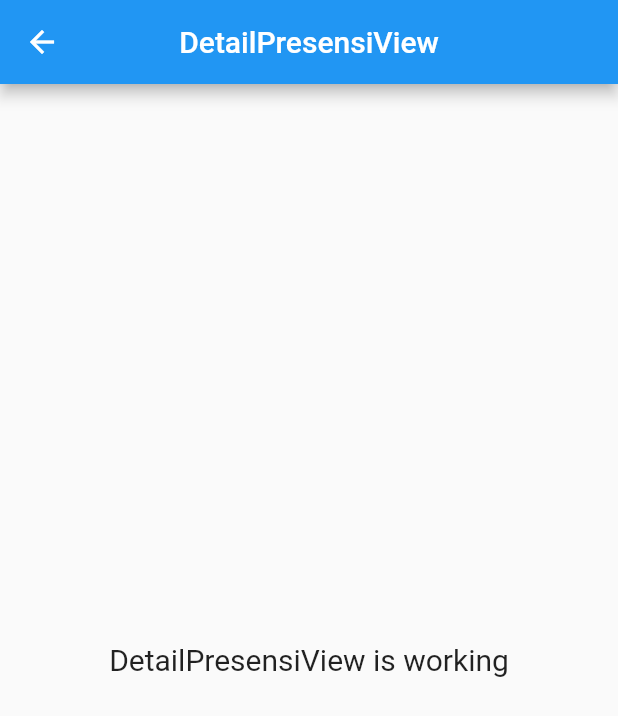
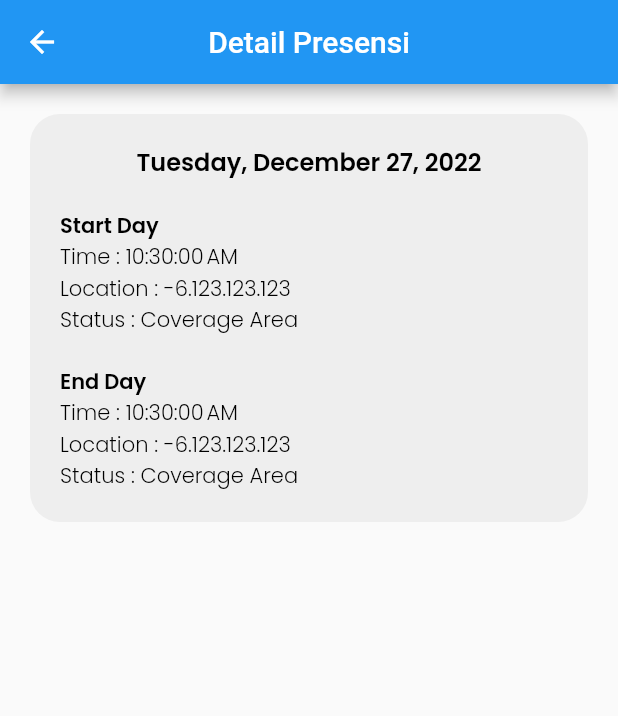
Before and after one commit to ovraka/presence_app, a Flutter app: the DetailPresensiView screen opened by its route, on a phone screen of 412 x 824 dp. Shown: the top 716 px of the screen. Run offline on Flutter 3.47's test engine with Material 2 defaults, Android fonts, the phone set to English and light mode, and no system bars; our stand-ins replace cloud_firestore, convex_bottom_bar, firebase_auth, firebase_core, firebase_storage, geocoding and 4 more; accounts and stored records are empty.

```diff
--- a/lib/app/modules/detail_presensi/views/detail_presensi_view.dart
+++ b/lib/app/modules/detail_presensi/views/detail_presensi_view.dart
@@ -1,6 +1,8 @@
 import 'package:flutter/material.dart';
 
 import 'package:get/get.dart';
+import 'package:google_fonts/google_fonts.dart';
+import 'package:intl/intl.dart';
 
 import '../controllers/detail_presensi_controller.dart';
 
@@ -9,16 +11,105 @@ class DetailPresensiView extends GetView<DetailPresensiController> {
   @override
   Widget build(BuildContext context) {
     return Scaffold(
-      appBar: AppBar(
-        title: const Text('DetailPresensiView'),
-        centerTitle: true,
-      ),
-      body: Center(
-        child: Text(
-          'DetailPresensiView is working',
-          style: TextStyle(fontSize: 20),
+        appBar: AppBar(
+          title: const Text('Detail Presensi'),
+          centerTitle: true,
         ),
-      ),
-    );
+        body: ListView(
+          padding: const EdgeInsets.all(20),
+          children: [
+            Container(
+              padding: const EdgeInsets.all(20),
+              decoration: BoxDecoration(
+                  borderRadius: BorderRadius.circular(20),
+                  color: Colors.grey[200]),
+              child: Column(
+                crossAxisAlignment: CrossAxisAlignment.start,
+                children: [
+                  Center(
+                    child: Text(
+                      "${DateFormat.yMMMMEEEEd().format(DateTime.now())}",
+                      style: GoogleFonts.poppins(
+                          textStyle: const TextStyle(
+                              fontSize: 16,
+                              fontWeight: FontWeight.w600,
+                              color: Colors.black)),
+                    ),
+                  ),
+                  const SizedBox(
+                    height: 20,
+                  ),
+                  Text(
+                    "Start Day",
+                    style: GoogleFonts.poppins(
+                        textStyle: const TextStyle(
+                            fontSize: 14,
+                            fontWeight: FontWeight.w600,
+                            color: Colors.black)),
+                  ),
+                  Text(
+                    "Time : ${DateFormat.jms().format(DateTime.now())}",
+                    style: GoogleFonts.poppins(
+                        textStyle: const TextStyle(
+                            fontSize: 14,
+                            fontWeight: FontWeight.w300,
+                            color: Colors.black)),
+                  ),
+                  Text(
+                    "Location : -6.123.123.123",
+                    style: GoogleFonts.poppins(
+                        textStyle: const TextStyle(
+                            fontSize: 14,
+                            fontWeight: FontWeight.w300,
+                            color: Colors.black)),
+                  ),
+                  Text(
+                    "Status : Coverage Area",
+                    style: GoogleFonts.poppins(
+                        textStyle: const TextStyle(
+                            fontSize: 14,
+                            fontWeight: FontWeight.w300,
+                            color: Colors.black)),
+                  ),
+                  const SizedBox(
+                    height: 20,
+                  ),
+                  Text(
+                    "End Day",
+                    style: GoogleFonts.poppins(
+                        textStyle: const TextStyle(
+                            fontSize: 14,
+                            fontWeight: FontWeight.w600,
+                            color: Colors.black)),
+                  ),
+                  Text(
+                    "Time : ${DateFormat.jms().format(DateTime.now())}",
+                    style: GoogleFonts.poppins(
+                        textStyle: const TextStyle(
+                            fontSize: 14,
+                            fontWeight: FontWeight.w300,
+                            color: Colors.black)),
+                  ),
+                  Text(
+                    "Location : -6.123.123.123",
+                    style: GoogleFonts.poppins(
+                        textStyle: const TextStyle(
+                            fontSize: 14,
+                            fontWeight: FontWeight.w300,
+                            color: Colors.black)),
+                  ),
+                  Text(
+                    "Status : Coverage Area",
+                    style: GoogleFonts.poppins(
+                        textStyle: const TextStyle(
+                            fontSize: 14,
+                            fontWeight: FontWeight.w300,
+                            color: Colors.black)),
+                  ),
+                ],
+              ),
+            ),
+          ],
+        ));
   }
 }
--- a/lib/app/routes/app_pages.dart
+++ b/lib/app/routes/app_pages.dart
@@ -8,6 +8,8 @@ import '../modules/home/bindings/home_binding.dart';
 import '../modules/home/views/home_view.dart';
 import '../modules/log_in/bindings/log_in_binding.dart';
 import '../modules/log_in/views/log_in_view.dart';
+import '../modules/more_presensi/bindings/more_presensi_binding.dart';
+import '../modules/more_presensi/views/more_presensi_view.dart';
 import '../modules/new_password/bindings/new_password_binding.dart';
 import '../modules/new_password/views/new_password_view.dart';
 import '../modules/profile/bindings/profile_binding.dart';
@@ -72,5 +74,10 @@ class AppPages {
       page: () => const DetailPresensiView(),
       binding: DetailPresensiBinding(),
     ),
+    GetPage(
+      name: _Paths.MORE_PRESENSI,
+      page: () => const MorePresensiView(),
+      binding: MorePresensiBinding(),
+    ),
   ];
 }
--- a/lib/app/routes/app_routes.dart
+++ b/lib/app/routes/app_routes.dart
@@ -12,6 +12,7 @@ abstract class Routes {
   static const UPDATE_PROFILE = _Paths.UPDATE_PROFILE;
   static const UPDATE_PASSWORD = _Paths.UPDATE_PASSWORD;
   static const DETAIL_PRESENSI = _Paths.DETAIL_PRESENSI;
+  static const MORE_PRESENSI = _Paths.MORE_PRESENSI;
 }
 
 abstract class _Paths {
@@ -25,4 +26,5 @@ abstract class _Paths {
   static const UPDATE_PROFILE = '/update-profile';
   static const UPDATE_PASSWORD = '/update-password';
   static const DETAIL_PRESENSI = '/detail-presensi';
+  static const MORE_PRESENSI = '/more-presensi';
 }
--- a/pubspec.yaml
+++ b/pubspec.yaml
@@ -21,6 +21,8 @@ dependencies:
   path_provider: ^2.0.11
   convex_bottom_bar: ^3.1.0+1
   intl: ^0.18.0
+  geolocator: ^9.0.2
+  geocoding: ^2.0.5
 
 dev_dependencies:
   flutter_lints: ^2.0.0
```
Also changed, not shown: lib/app/controllers/page_index_controller.dart (+139 -3 lines), lib/app/modules/home/views/home_view.dart (+28 -10 lines), lib/app/modules/more_presensi/bindings/more_presensi_binding.dart (added, +12 -0 lines), lib/app/modules/more_presensi/controllers/more_presensi_controller.dart (added, +23 -0 lines), lib/app/modules/more_presensi/views/more_presensi_view.dart (added, +116 -0 lines), pubspec.lock, 6 other files.
